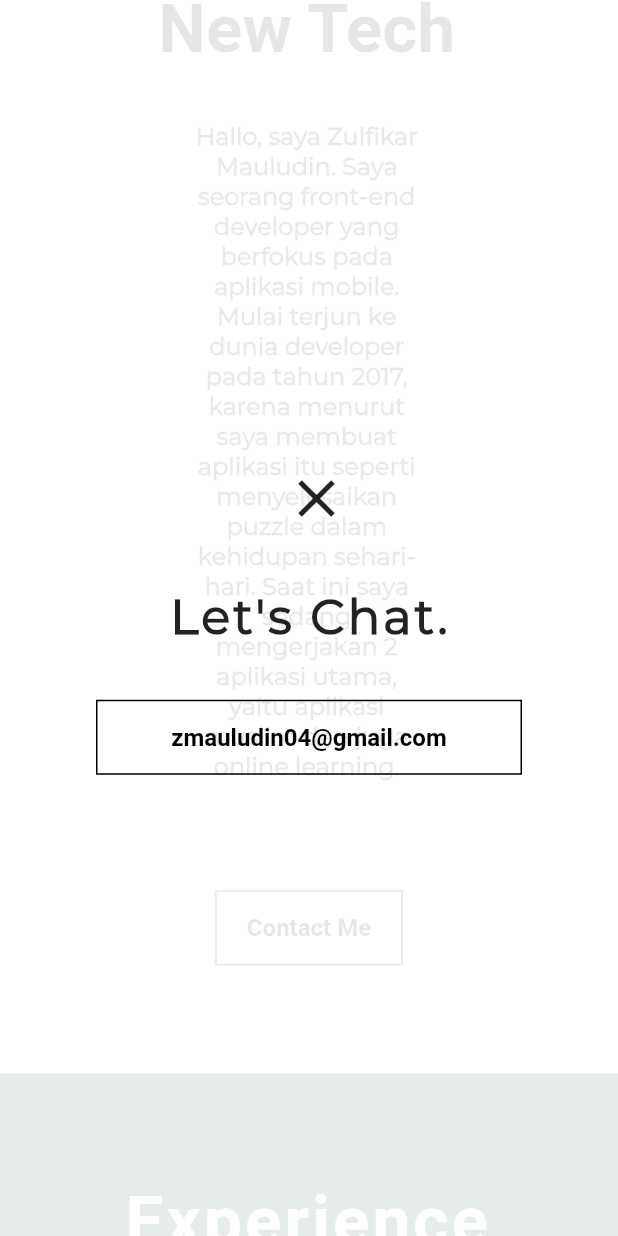
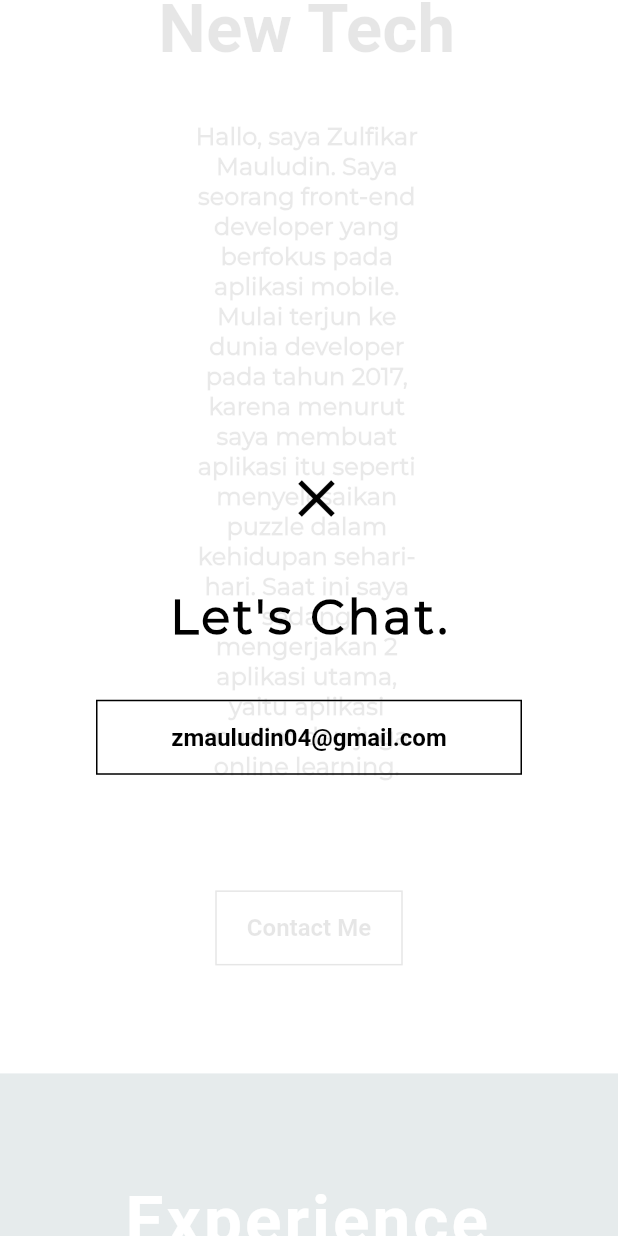
Before and after one commit to zuludin04/portfolio, a Flutter app: the screen it shows after launch, scrolled down 576 dp, after a tap on "Contact Me", on a phone screen of 412 x 824 dp. Run offline on Flutter 3.47's test engine with Material 2 defaults, Android fonts, the phone set to English and light mode, and no system bars; drawn by our look-alikes of animated_background; our stand-ins replace flutter_svg, get, sliver_tools; missing offline and left inert: dart:html.

Commit message:
implement dark mode

```diff
--- a/lib/ui/dashboard_screen.dart
+++ b/lib/ui/dashboard_screen.dart
@@ -113,7 +113,8 @@ class _DashboardScreenState extends State<DashboardScreen>
                           const SizedBox(height: 72),
                           SlidingButton(
                             title: 'Contact Me',
-                            onTap: () => showContactDialog(context),
+                            onTap: () => showContactDialog(context, controller),
+                            controller: controller,
                           ),
                           const SizedBox(height: 72),
                         ],
@@ -147,16 +148,21 @@ class _DashboardScreenState extends State<DashboardScreen>
               ),
               SliverToBoxAdapter(
                 child: Container(
-                  color: Colors.white,
+                  color: controller.isDark.value ? Colors.black : Colors.white,
                   padding: EdgeInsets.only(
                     left: size.width * 0.1,
                     right: size.width * 0.1,
                     top: 72,
                   ),
                   child: Column(
-                    children: const [
-                      SectionTitle(title: 'Projects'),
-                      SizedBox(height: 36),
+                    children: [
+                      SectionTitle(
+                        title: 'Projects',
+                        color: controller.isDark.value
+                            ? Colors.white
+                            : const Color(0xff04363D),
+                      ),
+                      const SizedBox(height: 36),
                     ],
                   ),
                 ),
@@ -164,7 +170,10 @@ class _DashboardScreenState extends State<DashboardScreen>
               SliverStack(
                 children: [
                   SliverPositioned.fill(
-                    child: Container(color: Colors.white),
+                    child: Container(
+                        color: controller.isDark.value
+                            ? Colors.black
+                            : Colors.white),
                   ),
                   SliverPadding(
                     padding: EdgeInsets.symmetric(horizontal: size.width * 0.1),
@@ -187,7 +196,7 @@ class _DashboardScreenState extends State<DashboardScreen>
               ),
               SliverToBoxAdapter(
                 child: Container(
-                  color: Colors.white,
+                  color: controller.isDark.value ? Colors.black : Colors.white,
                   padding: const EdgeInsets.all(72),
                 ),
               ),
@@ -200,7 +209,12 @@ class _DashboardScreenState extends State<DashboardScreen>
                   child: Column(
                     children: [
                       const SizedBox(height: 48),
-                      const SectionTitle(title: 'Get In Touch'),
+                      SectionTitle(
+                        title: 'Get In Touch',
+                        color: controller.isDark.value
+                            ? Colors.white
+                            : const Color(0xff04363D),
+                      ),
                       const SizedBox(height: 24),
                       SelectableText(
                         'Although I\'m not currently looking for any new opportunities,\nmy inbox is always open. Whether you have a question or just want to say hi,\nI\'ll try my best to get back to you!',
@@ -217,7 +231,8 @@ class _DashboardScreenState extends State<DashboardScreen>
                       const SizedBox(height: 48),
                       SlidingButton(
                         title: 'Say Hi!',
-                        onTap: () => showContactDialog(context),
+                        onTap: () => showContactDialog(context, controller),
+                        controller: controller,
                       ),
                       const SizedBox(height: 48),
                     ],
--- a/lib/ui/widgets/appbar_navigation.dart
+++ b/lib/ui/widgets/appbar_navigation.dart
@@ -40,7 +40,7 @@ class AppbarNavigation extends StatelessWidget {
               children: [
                 TextNavigation(
                   title: 'Contact',
-                  onTap: () => showContactDialog(context),
+                  onTap: () => showContactDialog(context, controller),
                   titleColor:
                       controller.isDark.value ? Colors.white : Colors.black,
                 ),
--- a/lib/ui/widgets/sliding_button.dart
+++ b/lib/ui/widgets/sliding_button.dart
@@ -1,15 +1,19 @@
 import 'package:flutter/cupertino.dart';
 import 'package:flutter/material.dart';
+import 'package:get/get.dart';
+import 'package:portfolio/ui/controller/theme_controller.dart';
 
 class SlidingButton extends StatefulWidget {
   final String title;
   final Function() onTap;
   final double width;
+  final ThemeController controller;
 
   const SlidingButton({
     Key? key,
     required this.title,
     required this.onTap,
+    required this.controller,
     this.width = 125,
   }) : super(key: key);
 
@@ -28,13 +32,16 @@ class _SlidingButtonState extends State<SlidingButton> {
       cursor: SystemMouseCursors.click,
       child: GestureDetector(
         onTap: widget.onTap,
-        child: Stack(
+        child: Obx(
+          () => Stack(
             children: [
               AnimatedContainer(
                 duration: const Duration(milliseconds: 250),
                 height: 50,
                 width: isHovered ? widget.width : 0,
-              color: Colors.black,
+                color: widget.controller.isDark.value
+                    ? Colors.white
+                    : Colors.black,
               ),
               Container(
                 width: widget.width,
@@ -42,14 +49,17 @@ class _SlidingButtonState extends State<SlidingButton> {
                 alignment: Alignment.center,
                 decoration: BoxDecoration(
                   color: Colors.transparent,
-                border: Border.all(),
+                  border: Border.all(
+                      color: widget.controller.isDark.value
+                          ? Colors.white
+                          : Colors.black),
                 ),
                 child: AnimatedDefaultTextStyle(
                   child: Text(widget.title),
                   style: TextStyle(
                     fontSize: 16,
                     fontWeight: FontWeight.bold,
-                  color: isHovered ? Colors.white : Colors.black,
+                    color: textColor(),
                   ),
                   duration: const Duration(milliseconds: 250),
                 ),
@@ -57,7 +67,16 @@ class _SlidingButtonState extends State<SlidingButton> {
             ],
           ),
         ),
+      ),
     );
+  }
+
+  Color textColor() {
+    if (isHovered) {
+      return widget.controller.isDark.value ? Colors.black : Colors.white;
+    } else {
+      return widget.controller.isDark.value ? Colors.white : Colors.black;
+    }
   }
 
   void hoveringWidget(bool hover) {
--- a/lib/utils/contants.dart
+++ b/lib/utils/contants.dart
@@ -1,6 +1,8 @@
 import 'package:flutter/material.dart';
+import 'package:get/get.dart';
 import 'package:portfolio/data/experience.dart';
 import 'package:portfolio/data/project.dart';
+import 'package:portfolio/ui/controller/theme_controller.dart';
 import 'package:portfolio/ui/widgets/sliding_button.dart';
 
 var about =
@@ -113,16 +115,19 @@ var projects = [
   ),
 ];
 
-void showContactDialog(BuildContext context) {
+void showContactDialog(BuildContext context, ThemeController controller) {
   showDialog(
     context: context,
     barrierDismissible: false,
-      barrierColor: Colors.white.withOpacity(0.9),
+    barrierColor: controller.isDark.value
+        ? Colors.black.withOpacity(0.8)
+        : Colors.white.withOpacity(0.9),
     builder: (context) {
       return AlertDialog(
         backgroundColor: Colors.transparent,
         elevation: 0,
-          content: Center(
+        content: Obx(
+          () => Center(
             child: Column(
               mainAxisAlignment: MainAxisAlignment.center,
               children: [
@@ -130,12 +135,19 @@ void showContactDialog(BuildContext context) {
                   onPressed: () {
                     Navigator.pop(context);
                   },
-                  icon: const Icon(Icons.close, size: 42),
+                  icon: Icon(
+                    Icons.close,
+                    size: 42,
+                    color:
+                        controller.isDark.value ? Colors.white : Colors.black,
+                  ),
                 ),
                 const SizedBox(height: 40),
-                const Text(
+                Text(
                   'Let\'s Chat.',
                   style: TextStyle(
+                    color:
+                        controller.isDark.value ? Colors.white : Colors.black,
                     fontSize: 32,
                     letterSpacing: 2,
                     fontFamily: 'Montserrat Regular',
@@ -147,8 +159,10 @@ void showContactDialog(BuildContext context) {
                   title: 'zmauludin04@gmail.com',
                   onTap: () {},
                   width: 620,
+                  controller: controller,
                 ),
               ],
+            ),
           ),
         ),
       );
```
Lines whose indentation alone changed are shown as unchanged.
